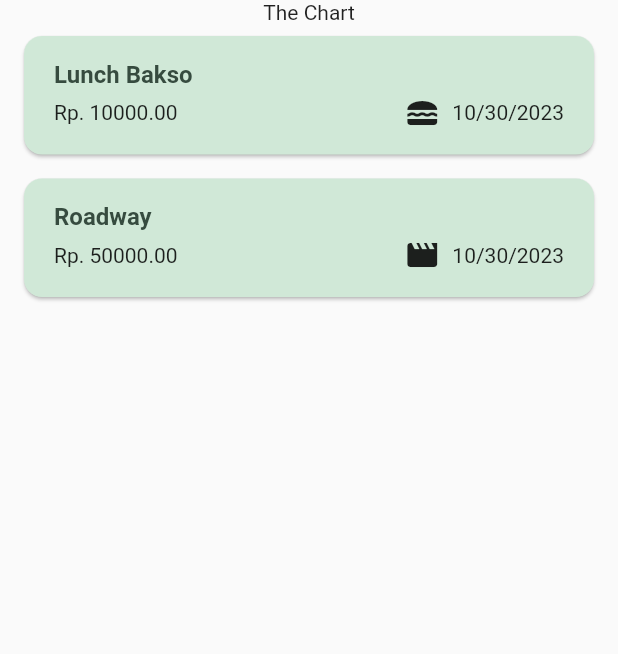
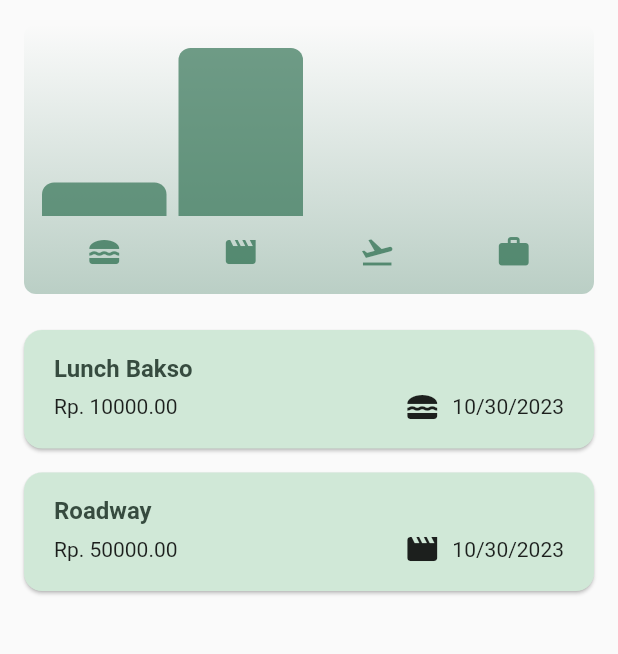
Before and after one commit to AnoOnion/expense-tracker-app.learn-flutter, a Flutter app: the screen it shows after launch, on a phone screen of 412 x 824 dp, the part 84-738 px from its top. Run offline on Flutter 3.47's test engine with Material 2 defaults, Android fonts, the phone set to English and light mode, and no system bars.

Commit message:
add chart widget for report summary

```diff
--- a/lib/models/expense_model.dart
+++ b/lib/models/expense_model.dart
@@ -32,3 +32,28 @@ class ExpenseModel {
     return formatter.format(date);
   }
 }
+
+class ExpenseBucket {
+  const ExpenseBucket({
+    required this.category,
+    required this.expenses,
+  });
+
+  ExpenseBucket.forCategory(List<ExpenseModel> allExpenses, this.category)
+      : expenses = allExpenses
+            .where((expense) => expense.category == category)
+            .toList();
+
+  final Category category;
+  final List<ExpenseModel> expenses;
+
+  double get totalExpenses {
+    double sum = 0;
+
+    for (final expense in expenses) {
+      sum += expense.amount;
+    }
+
+    return sum;
+  }
+}
--- /dev/null
+++ b/lib/widgets/chart/chart.dart
@@ -0,0 +1,96 @@
+import 'package:flutter/material.dart';
+
+import 'package:expense_tracker_app/widgets/chart/chart_bar.dart';
+import 'package:expense_tracker_app/models/expense_model.dart';
+
+class Chart extends StatelessWidget {
+  const Chart({super.key, required this.expenses});
+
+  final List<ExpenseModel> expenses;
+
+  List<ExpenseBucket> get buckets {
+    return [
+      ExpenseBucket.forCategory(expenses, Category.food),
+      ExpenseBucket.forCategory(expenses, Category.leisure),
+      ExpenseBucket.forCategory(expenses, Category.travel),
+      ExpenseBucket.forCategory(expenses, Category.work),
+    ];
+  }
+
+  double get maxTotalExpense {
+    double maxTotalExpense = 0;
+
+    for (final bucket in buckets) {
+      if (bucket.totalExpenses > maxTotalExpense) {
+        maxTotalExpense = bucket.totalExpenses;
+      }
+    }
+
+    return maxTotalExpense;
+  }
+
+  @override
+  Widget build(BuildContext context) {
+    final isDarkMode =
+        MediaQuery.of(context).platformBrightness == Brightness.dark;
+
+    return Container(
+      margin: const EdgeInsets.all(16),
+      padding: const EdgeInsets.symmetric(
+        vertical: 16,
+        horizontal: 8,
+      ),
+      width: double.infinity,
+      height: 180,
+      decoration: BoxDecoration(
+        borderRadius: BorderRadius.circular(8),
+        gradient: LinearGradient(
+          colors: [
+            Theme.of(context).colorScheme.primary.withOpacity(0.3),
+            Theme.of(context).colorScheme.primary.withOpacity(0.0)
+          ],
+          begin: Alignment.bottomCenter,
+          end: Alignment.topCenter,
+        ),
+      ),
+      child: Column(
+        children: [
+          Expanded(
+            child: Row(
+              crossAxisAlignment: CrossAxisAlignment.end,
+              children: [
+                for (final bucket in buckets)
+                  ChartBar(
+                    fill: bucket.totalExpenses == 0
+                        ? 0
+                        : bucket.totalExpenses / maxTotalExpense,
+                  )
+              ],
+            ),
+          ),
+          const SizedBox(height: 12),
+          Row(
+            children: buckets
+                .map(
+                  (bucket) => Expanded(
+                    child: Padding(
+                      padding: const EdgeInsets.symmetric(horizontal: 4),
+                      child: Icon(
+                        categoryIcons[bucket.category],
+                        color: isDarkMode
+                            ? Theme.of(context).colorScheme.secondary
+                            : Theme.of(context)
+                                .colorScheme
+                                .primary
+                                .withOpacity(0.7),
+                      ),
+                    ),
+                  ),
+                )
+                .toList(),
+          )
+        ],
+      ),
+    );
+  }
+}
--- /dev/null
+++ b/lib/widgets/chart/chart_bar.dart
@@ -0,0 +1,34 @@
+import 'package:flutter/material.dart';
+
+class ChartBar extends StatelessWidget {
+  const ChartBar({
+    super.key,
+    required this.fill,
+  });
+
+  final double fill;
+
+  @override
+  Widget build(BuildContext context) {
+    final isDarkMode =
+        MediaQuery.of(context).platformBrightness == Brightness.dark;
+    return Expanded(
+      child: Padding(
+        padding: const EdgeInsets.symmetric(horizontal: 4),
+        child: FractionallySizedBox(
+          heightFactor: fill,
+          child: DecoratedBox(
+            decoration: BoxDecoration(
+              shape: BoxShape.rectangle,
+              borderRadius:
+                  const BorderRadius.vertical(top: Radius.circular(8)),
+              color: isDarkMode
+                  ? Theme.of(context).colorScheme.secondary
+                  : Theme.of(context).colorScheme.primary.withOpacity(0.65),
+            ),
+          ),
+        ),
+      ),
+    );
+  }
+}
--- a/lib/widgets/expenses.dart
+++ b/lib/widgets/expenses.dart
@@ -1,3 +1,4 @@
+import 'package:expense_tracker_app/widgets/chart/chart.dart';
 import 'package:flutter/material.dart';
 
 import 'package:expense_tracker_app/models/expense_model.dart';
@@ -94,7 +95,7 @@ class _ExpensesState extends State<Expenses> {
       ),
       body: Column(
         children: [
-          const Text('The Chart'),
+          Chart(expenses: _registeredExpenses),
           Expanded(child: mainContent),
         ],
       ),
```
